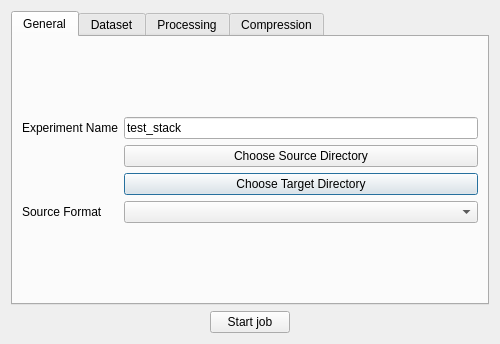
Qt form knossos_cuber/knossos_cuber_widgets.ui (knossos-project/knossos_utils) before a commit.
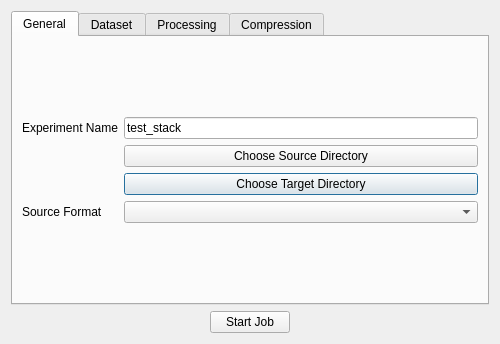
The same form after that commit.

Diff of the .ui file:
```diff
--- a/knossos_cuber/knossos_cuber_widgets.ui
+++ b/knossos_cuber/knossos_cuber_widgets.ui
@@ -647,7 +647,7 @@
           <string>&lt;html&gt;&lt;head/&gt;&lt;body&gt;&lt;p&gt;Start the cubing job. Depending on the size of the input data and the performance / number of compute cores on this machine, this operation may take a very long time.&lt;/p&gt;&lt;/body&gt;&lt;/html&gt;</string>
          </property>
          <property name="text">
-          <string>Start job</string>
+          <string>Start Job</string>
          </property>
         </widget>
        </item>
```
